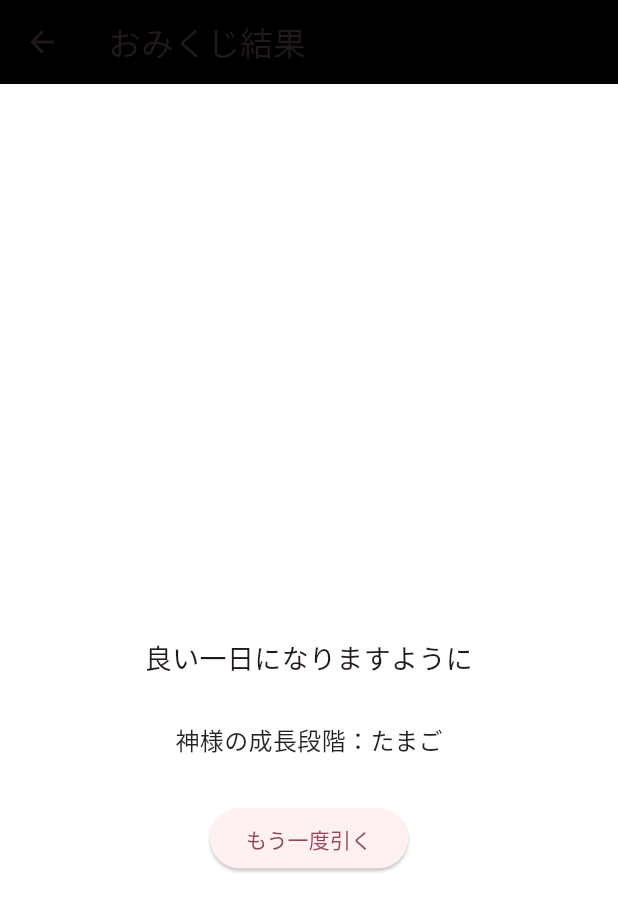
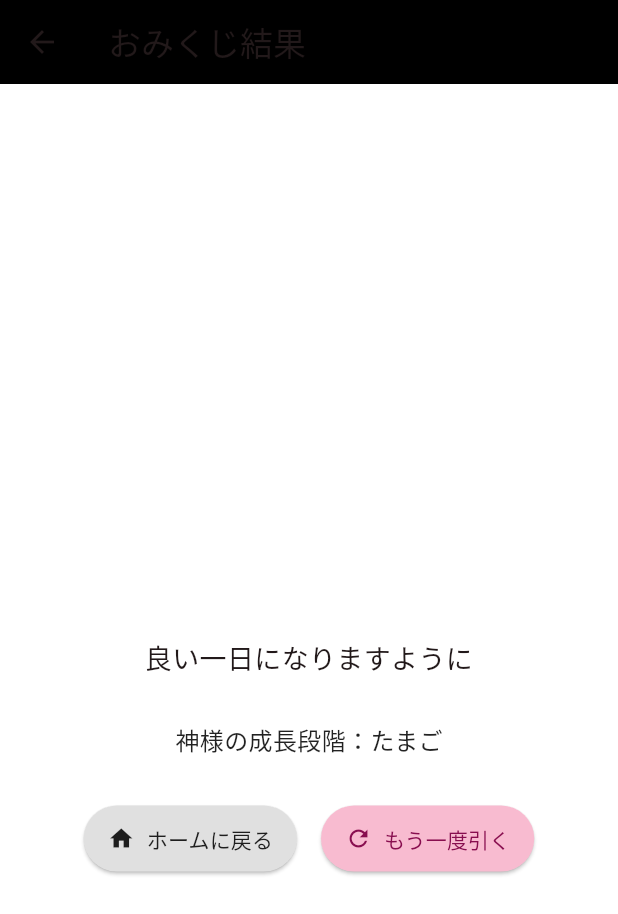
Before and after one commit to kajiyousuke/flutterMock, a Flutter app: the ResultScreen screen opened directly with empty values, on a phone screen of 412 x 824 dp. Shown: the top 914 px of the screen. Run offline on Flutter 3.47's test engine with Material 3 defaults, Android fonts, the phone set to English and light mode, and no system bars; our stand-ins replace confetti; Roboto replaces fonts that are missing (NotoSansJP).

Commit message:
ホームに戻るボタン＋もう一度引くボタンの追加

```diff
--- a/lib/models/fortune.dart
+++ b/lib/models/fortune.dart
@@ -1,8 +1,10 @@
+// lib/models/fortune.dart
+
 enum FortuneCategory {
   general,
   love,
+  work,
   money,
-  work,
   health,
 }
 
--- a/lib/screens/result_screen.dart
+++ b/lib/screens/result_screen.dart
@@ -1,6 +1,7 @@
 import 'package:flutter/material.dart';
 import 'package:flutter/scheduler.dart';
 import '../models/fortune_pet.dart';
+import '../utils/fortune_data.dart';
 
 class ResultScreen extends StatefulWidget {
   final String fortune;
@@ -23,9 +24,13 @@ class _ResultScreenState extends State<ResultScreen> with TickerProviderStateMix
   late Animation<double> _scaleAnimation;
   late Animation<double> _fadeAnimation;
 
+  late String _currentFortune;
+
   @override
   void initState() {
     super.initState();
+
+    _currentFortune = widget.fortune;
 
     _controller = AnimationController(
       vsync: this,
@@ -90,7 +95,7 @@ class _ResultScreenState extends State<ResultScreen> with TickerProviderStateMix
       }
     };
 
-    return messages[category]?[widget.fortune] ?? '良い一日になりますように';
+    return messages[widget.category]?[_currentFortune] ?? '良い一日になりますように';
   }
 
   Color getFortuneColor(String result) {
@@ -125,10 +130,22 @@ class _ResultScreenState extends State<ResultScreen> with TickerProviderStateMix
     }
   }
 
+  void _drawAgain() {
+    final categoryEnum = widget.pet.getCategoryEnumFromLabel(widget.category);
+    final newFortune = FortuneData.getRandomFortune(category: categoryEnum);
+    widget.pet.recordFortune(newFortune.text);
+
+    setState(() {
+      _currentFortune = newFortune.text;
+      _controller.reset();
+      _controller.forward();
+    });
+  }
+
   @override
   Widget build(BuildContext context) {
-    final message = getMessage(widget.fortune, widget.category);
-    final fortuneColor = getFortuneColor(widget.fortune);
+    final message = getMessage(_currentFortune, widget.category);
+    final fortuneColor = getFortuneColor(_currentFortune);
     final stageText = getStageText(widget.pet.stage);
 
     return Scaffold(
@@ -151,7 +168,7 @@ class _ResultScreenState extends State<ResultScreen> with TickerProviderStateMix
               ScaleTransition(
                 scale: _scaleAnimation,
                 child: Text(
-                  widget.fortune,
+                  _currentFortune,
                   style: TextStyle(
                     fontSize: 48,
                     fontWeight: FontWeight.bold,
@@ -174,10 +191,32 @@ class _ResultScreenState extends State<ResultScreen> with TickerProviderStateMix
                 style: const TextStyle(fontSize: 16, color: Colors.black87),
               ),
               const SizedBox(height: 30),
-              ElevatedButton(
-                onPressed: () => Navigator.pop(context),
-                child: const Text('もう一度引く'),
-              )
+              Row(
+                mainAxisAlignment: MainAxisAlignment.center,
+                children: [
+                  ElevatedButton.icon(
+                    onPressed: () => Navigator.pop(context),
+                    icon: const Icon(Icons.home),
+                    label: const Text('ホームに戻る'),
+                    style: ElevatedButton.styleFrom(
+                      backgroundColor: Colors.grey.shade300,
+                      foregroundColor: Colors.black87,
+                      padding: const EdgeInsets.symmetric(horizontal: 16, vertical: 12),
+                    ),
+                  ),
+                  const SizedBox(width: 16),
+                  ElevatedButton.icon(
+                    onPressed: _drawAgain,
+                    icon: const Icon(Icons.refresh),
+                    label: const Text('もう一度引く'),
+                    style: ElevatedButton.styleFrom(
+                      backgroundColor: Colors.pink.shade100,
+                      foregroundColor: Colors.pink.shade900,
+                      padding: const EdgeInsets.symmetric(horizontal: 16, vertical: 12),
+                    ),
+                  ),
+                ],
+              ),
             ],
           ),
         ),
```
Also changed, not shown: lib/models/fortune_pet.dart (+22 -0 lines).
